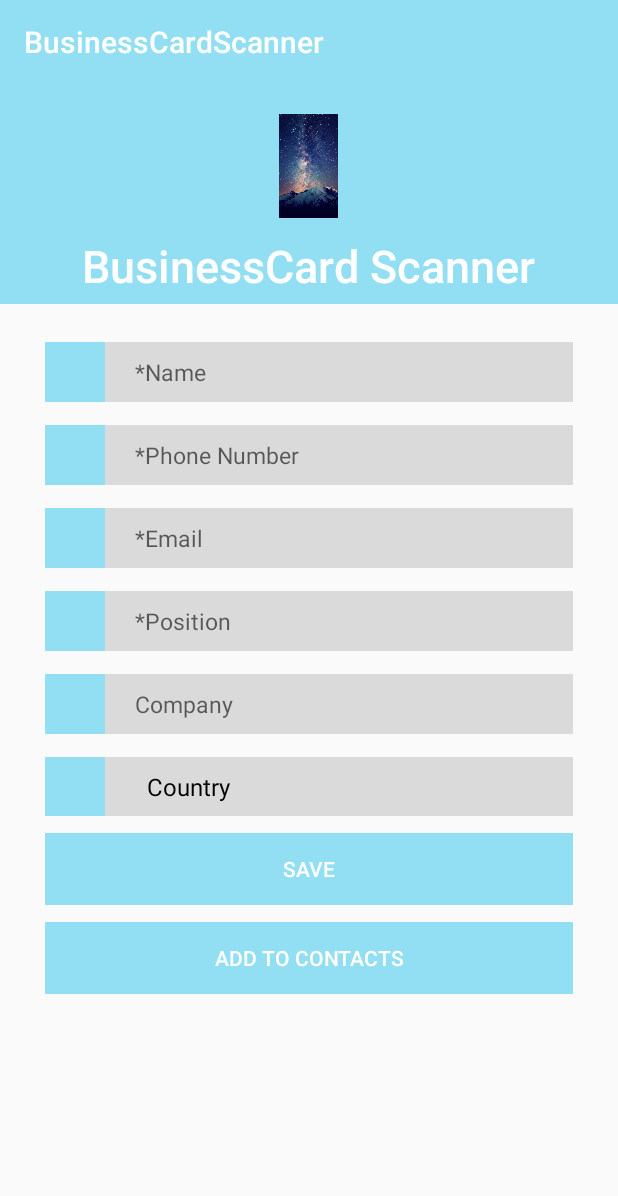
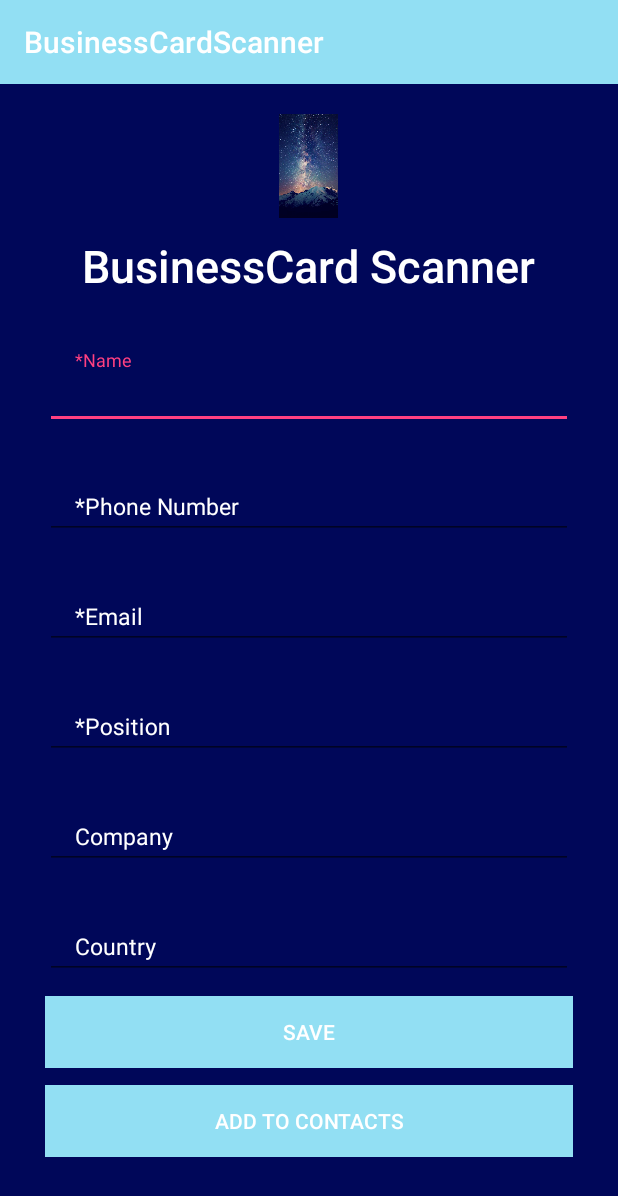
Before and after one commit to markjhollanbricia/BusinessCardScanner, an Android app: the BScanner screen opened directly, with no data from a screen before it, on a phone screen of 412 x 824 dp. Shown: the top 1196 px of the screen. Run offline under Robolectric (Android 15) with nearby library versions, the phone set to English and light mode, and no system bars; libraries missing offline, so code that uses them is left out: com.basgeekball.awesomevalidation; pictures from the network do not load; 1 statement that could not run was skipped.

Commit message:
Polishing of Codes

```diff
--- a/app/build.gradle
+++ b/app/build.gradle
@@ -35,6 +35,7 @@ dependencies {
     implementation files('libs/GenAsync.jar')
     implementation 'com.android.support:design:28.0.0'
     implementation 'com.android.support:cardview-v7:28.0.0'
-
+    implementation 'com.squareup.picasso:picasso:2.5.2'
+    implementation 'com.basgeekball:awesome-validation:2.0'
 
 }
--- a/app/src/main/java/com/example/lenovo/businesscardscanner/BScanner.java
+++ b/app/src/main/java/com/example/lenovo/businesscardscanner/BScanner.java
@@ -39,6 +39,7 @@ import android.view.ViewGroup;
 import android.view.inputmethod.EditorInfo;
 import android.widget.AdapterView;
 import android.widget.ArrayAdapter;
+import android.widget.AutoCompleteTextView;
 import android.widget.Button;
 import android.widget.EditText;
 import android.widget.ImageView;
@@ -48,6 +49,9 @@ import android.widget.Spinner;
 import android.widget.TextView;
 import android.widget.Toast;
 
+import com.basgeekball.awesomevalidation.AwesomeValidation;
+import com.basgeekball.awesomevalidation.ValidationStyle;
+import com.basgeekball.awesomevalidation.utility.RegexTemplate;
 import com.google.android.gms.vision.Frame;
 import com.google.android.gms.vision.text.Text;
 import com.google.android.gms.vision.text.TextBlock;
@@ -85,9 +89,11 @@ public class BScanner extends AppCompatActivity implements View.OnClickListener,
     String v1;
     String a;
     TextView openContacts;
-    SparseArray<TextBlock> origTextBlocks;
     final int REQUEST_CODE_GALLERY = 999;
     ListView listView;
+    private AutoCompleteTextView autoTV;
+
+
 
     @Override
     protected void onCreate(Bundle savedInstanceState) {
@@ -100,17 +106,19 @@ public class BScanner extends AppCompatActivity implements View.OnClickListener,
         e = (EditText) findViewById(R.id.email);
         p = (EditText) findViewById(R.id.position);
         c = (EditText) findViewById(R.id.company);
-        spin2 = (Spinner) findViewById(R.id.country);
+       autoTV = (AutoCompleteTextView) findViewById(R.id.autoTextView);
         btnsave = (Button) findViewById(R.id.save1);
         view = (Button) findViewById(R.id.view);
         iv1 = (ImageView) findViewById(R.id.iv1);
         detector = new TextRecognizer.Builder(getApplicationContext()).build();
         openContacts = (Button) findViewById(R.id.save2);
         btnsave.setOnClickListener(this);
-
+        ArrayAdapter<String> adapter = new ArrayAdapter<String>
+                (this, android.R.layout.simple_dropdown_item_1line, Country);
+        autoTV.setThreshold(1); //will start working from first character
+        autoTV.setAdapter(adapter);
 
         GalleryImage();
-        cbCountry();
         getEditData();
         TextDetectorCropImage();
         CaptureImage();
@@ -179,9 +187,11 @@ public class BScanner extends AppCompatActivity implements View.OnClickListener,
                     Frame frame = new Frame.Builder().setBitmap(bitmap).build();
                     SparseArray<TextBlock> textBlocks = detector.detect(frame);
                     String blocks = "";
-
                     String lines = "";
                     String words = "";
+                    String blockss = "";
+                    String liness = "";
+                    String wordss= "";
 
                     for (int index = 0; index < textBlocks.size(); index++) {
                         //extract scanned text blocks here
@@ -198,6 +208,7 @@ public class BScanner extends AppCompatActivity implements View.OnClickListener,
                             for (Text element : line.getComponents()) {
                                 //extract scanned text words here
                                 words = words + element.getValue() ;
+
                             }
                         }
                         for (Text line : tBlockk.getComponents()) {
@@ -209,6 +220,27 @@ public class BScanner extends AppCompatActivity implements View.OnClickListener,
 
                             }
                         }
+                    }
+                    //    -----------------------------------
+                    for (int index = 0; index < textBlocks.size(); index++) {
+                        //extract scanned text blocks here
+
+                        TextBlock tBlock = textBlocks.valueAt(index);
+
+                        blockss = blockss + tBlock.getValue() + "\n" + "\n";
+
+
+                        for (Text line : tBlock.getComponents()) {
+                            //extract scanned text lines here
+                            liness =  line.getValue() + "\n";
+
+                            for (Text element : line.getComponents()) {
+                                //extract scanned text words here
+                                wordss =  element.getValue() ;
+                                validators(wordss);
+                            }
+                        }
+
                     }
                     if (textBlocks.size() == 0) {
                         n.setText("Scan Failed: Found nothing to scan");
@@ -242,8 +274,6 @@ public class BScanner extends AppCompatActivity implements View.OnClickListener,
         e.setText(e1);
     }
 
-    public void cbCountry()
-    {
 
         String[] Country = new String[]{
                 "Country",
@@ -254,38 +284,11 @@ public class BScanner extends AppCompatActivity implements View.OnClickListener,
                 "Italy",
                 "Singapore",
                 "New Zealand",
-                "India"
+                "India",
+                "Philippines"
 
         };
-        List<String> list1 = new ArrayList<>(Arrays.asList(Country));
-        ArrayAdapter<String> adap1 = new ArrayAdapter<String>(this, R.layout.support_simple_spinner_dropdown_item, Country) {
-            @Override
-            public boolean isEnabled(int position) {
-                if (position == 0) {
 
-                    return false;
-                } else {
-                    return true;
-                }
-            }
-
-            @Override
-            public View getDropDownView(int position, View convertView,
-                                        ViewGroup parent) {
-                View view = super.getDropDownView(position, convertView, parent);
-                TextView tv = (TextView) view;
-                if (position == 0) {
-                    // Set the disable item text color
-                    tv.setTextColor(Color.GRAY);
-                } else {
-                    tv.setTextColor(Color.BLACK);
-                }
-                return view;
-            }
-        };
-        adap1.setDropDownViewResource(R.layout.support_simple_spinner_dropdown_item);
-        spin2.setAdapter(adap1);
-    }
     private static final String EMAIL_PATTERN =
             "(?:[a-z0-9!#$%&'*+/=?^_`{|}~-]+(?:\\.[a-z0-9!#$%&'*+/=?^_`{|}~-]+)*|\"(?:[\\x01-\\\\x08\\x0b\\x0c\\x0e-\\x1f\\x21\\x23-\\x5b\\x5d-\\x7f]|\\\\[\\x01-\\x09\\x0b\\x0c\\x0e-\\x7f])*\")@(?:(?:[a-z0-9](?:[a-z0-9-]*[a-z0-9])?\\.)+[a-z0-9](?:[a-z0-9-]*[a-z0-9])?|\\[(?:(?:25[0-5]|2[0-4][0-9]|[01]?[0-9][0-9]?)\\.){3}(?:25[0-5]|2[0-4][0-9]|[01]?[0-9][0-9]?|[a-z0-9-]*[a-z0-9]:(?:[\\x01-\\\\x08\\x0b\\x0c\\x0e-\\x1f\\x21-\\x5a\\x53-\\x7f]|\\\\[\\x01-\\x09\\x0b\\x0c\\x0e-\\x7f])+)\\])" ;
 
@@ -301,7 +304,8 @@ public class BScanner extends AppCompatActivity implements View.OnClickListener,
     private static final String Position_PATTERN =
             "(?:^|\\s)(?:Manager|Account Manager|IT Analyst|CONSULTANT|Executive|Consultant|Editor|SalesP\\.C)\\.?$";
 
-
+    private static final String Country_PATTERN =
+            "(?:^|\\s)(?:Phil|Philippines|Philippines,|Phil.|Executive|Consultant|Editor|SalesP\\.C)\\.?$";
 
     public void validator(String recognizeText) {
         Pattern emailPattern = Pattern.compile(EMAIL_PATTERN);
@@ -309,11 +313,12 @@ public class BScanner extends AppCompatActivity implements View.OnClickListener,
         Pattern namePattern = Pattern.compile(NAME_PATTERN);
         Pattern phonePattern = Pattern.compile(Phone_PATTERN);
         Pattern posPattern = Pattern.compile(Position_PATTERN);
+        Pattern counPattern = Pattern.compile(Country_PATTERN);
 
-        String possibleEmail, possibleCompany, possibleName, possiblePhone, possiblePosition;
+        String possibleEmail, possibleCompany, possibleName, possiblePhone, possiblePosition, possibleCountry;
 
 
-        possibleEmail = possibleCompany = possiblePhone = possiblePosition = possibleName = "";
+        possibleEmail = possibleCompany = possiblePhone = possiblePosition = possibleName = possibleCountry = "";
 
         Matcher matcher;
 
@@ -351,6 +356,7 @@ public class BScanner extends AppCompatActivity implements View.OnClickListener,
 
             }
 
+
         }
 
 
@@ -358,6 +364,7 @@ public class BScanner extends AppCompatActivity implements View.OnClickListener,
 
       pn.setText(possiblePhone);
     //  n.setText(possibleName);
+
         e.setText(possibleEmail);
         c.setText(possibleCompany);
         p.setText(possiblePosition);
@@ -365,9 +372,43 @@ public class BScanner extends AppCompatActivity implements View.OnClickListener,
 
     }
 
+    public void validators(String recognizeText) {
+
+        Pattern counPattern = Pattern.compile(Country_PATTERN);
+
+        String possibleCountry;
+
+
+       possibleCountry = "";
+
+        Matcher matcher;
+
+        String[] words = recognizeText.split("\\r?\\n");
+
+        for (String word : words) {
+
+            matcher = counPattern.matcher(word);
+            if (matcher.find()) {
+                possibleCountry = possibleCountry + word + " ";
+                continue;
+
+            }
+
+        }
+
+
+
+
+
+        autoTV.setText(possibleCountry);
+
+
+
+    }
+
     @Override
-    public void onClick(View view)
-    {
+    public void onClick(View view) {
+
 
 
 
@@ -381,7 +422,7 @@ public class BScanner extends AppCompatActivity implements View.OnClickListener,
                 String email = e.getText().toString();
                 String position = p.getText().toString();
                 String company = c.getText().toString();
-                String country = spin2.getSelectedItem().toString();
+                String country = autoTV.getText().toString();
                 String status1 = status;
 
 
@@ -396,7 +437,7 @@ public class BScanner extends AppCompatActivity implements View.OnClickListener,
 
                 myDB.insertData(n.getText().toString(), pn.getText().toString(),
                         e.getText().toString(), p.getText().toString(), c.getText().toString(),
-                        spin2.getSelectedItem().toString(), status2);
+                        autoTV.getText().toString(), status1);
 
                 PostResponseAsyncTask task1 = new PostResponseAsyncTask(this,
                         postData, new AsyncResponse() {
@@ -417,7 +458,7 @@ public class BScanner extends AppCompatActivity implements View.OnClickListener,
 
             } else if (myDB.insertData(n.getText().toString(), pn.getText().toString(),
                     e.getText().toString(), p.getText().toString(), c.getText().toString(),
-                    spin2.getSelectedItem().toString(), status2)) {
+                    autoTV.getText().toString(), status2)) {
 
                 Toast.makeText(BScanner.this, "Data Inserted", Toast.LENGTH_SHORT).show();
                 Intent i = new Intent(getApplicationContext(), Home.class);
@@ -426,6 +467,7 @@ public class BScanner extends AppCompatActivity implements View.OnClickListener,
                 Toast.makeText(BScanner.this, "Data Not Inserted", Toast.LENGTH_SHORT).show();
             }
         }
+
 
 
     private byte[] imageViewToByte(ImageView iv1) {
--- a/app/src/main/res/layout/activity_bscanner.xml
+++ b/app/src/main/res/layout/activity_bscanner.xml
@@ -4,7 +4,8 @@
     xmlns:tools="http://schemas.android.com/tools"
     android:layout_width="match_parent"
     android:layout_height="match_parent"
-    tools:context=".BScanner">
+    tools:context=".BScanner"
+    android:background="@color/bg">
 
 
     <RelativeLayout
@@ -16,7 +17,7 @@
             android:id="@+id/linearLayout1"
             android:layout_width="match_parent"
             android:layout_height="wrap_content"
-            android:background="@color/colorPrimary"
+            android:background="@color/bg"
             android:gravity="center"
             android:orientation="vertical">
 
@@ -63,16 +64,12 @@
             android:layout_marginTop="15dp"
             >
 
-            <ImageView
-                android:id="@+id/imgView_Icon"
-                android:layout_width="40dp"
-                android:layout_height="40dp"
-                android:background="@color/colorPrimary"
-                android:padding="8dp"
-                android:tint="@color/white"
 
-                />
-
+            <android.support.design.widget.TextInputLayout
+                android:layout_width="match_parent"
+                android:layout_height="match_parent"
+                android:layout_marginTop="5dp"
+                android:textColorHint="@color/white">
             <EditText
                 android:id="@+id/name"
                 android:layout_width="match_parent"
@@ -80,12 +77,14 @@
                 android:layout_alignBottom="@+id/imgView_Icon"
                 android:layout_alignParentTop="true"
                 android:layout_toRightOf="@+id/imgView_Icon"
-                android:background="@color/editTextBG"
+                android:textColorHint="@color/white"
+                android:ems="10"
+                android:textColor="@color/white"
                 android:hint="*Name"
                 android:inputType="textPersonName"
                 android:paddingLeft="20dp"
                 android:textSize="15sp" />
-
+            </android.support.design.widget.TextInputLayout>
         </RelativeLayout>
 
         <RelativeLayout
@@ -98,29 +97,26 @@
             android:layout_marginTop="15dp"
             >
 
-            <ImageView
-                android:id="@+id/Icon2"
-                android:layout_width="40dp"
-                android:layout_height="40dp"
-                android:background="@color/colorPrimary"
-                android:padding="8dp"
-                android:tint="@color/white"
-
-                />
+            <android.support.design.widget.TextInputLayout
+                android:layout_width="match_parent"
+                android:layout_height="match_parent"
+                android:layout_marginTop="5dp"
+                android:textColorHint="@color/white">
 
             <EditText
-
+                android:textColorHint="@color/white"
                 android:id="@+id/cpnum"
                 android:layout_width="match_parent"
                 android:layout_height="wrap_content"
                 android:layout_alignBottom="@+id/Icon2"
                 android:layout_alignParentTop="true"
                 android:layout_toRightOf="@+id/Icon2"
-                android:background="@color/editTextBG"
+                android:textColor="@color/white"
                 android:hint="*Phone Number"
                 android:inputType="none"
                 android:paddingLeft="20dp"
                 android:textSize="15sp" />
+            </android.support.design.widget.TextInputLayout>
         </RelativeLayout>
 
         <RelativeLayout
@@ -133,25 +129,22 @@
             android:layout_marginTop="15dp"
             >
 
-            <ImageView
-                android:id="@+id/Icon1"
-                android:layout_width="40dp"
-                android:layout_height="40dp"
-                android:background="@color/colorPrimary"
-                android:padding="8dp"
-                android:tint="@color/white"
 
-                />
+            <android.support.design.widget.TextInputLayout
+                android:layout_width="match_parent"
+                android:layout_height="match_parent"
+                android:layout_marginTop="5dp"
+                android:textColorHint="@color/white">
 
             <EditText
-
+                android:textColorHint="@color/white"
                 android:id="@+id/email"
                 android:layout_width="match_parent"
                 android:layout_height="wrap_content"
                 android:layout_alignParentTop="true"
                 android:layout_alignBottom="@+id/Icon1"
                 android:layout_toRightOf="@+id/Icon1"
-                android:background="@color/editTextBG"
+                android:textColor="@color/white"
                 android:hint="*Email"
                 android:inputType="textCapSentences|textMultiLine|textEmailAddress"
                 android:paddingLeft="20dp"
@@ -159,6 +152,7 @@
                 android:maxLength="2000"
                 android:maxLines="4"
                 />
+            </android.support.design.widget.TextInputLayout>
         </RelativeLayout>
 
         <RelativeLayout
@@ -171,28 +165,25 @@
             android:layout_marginTop="15dp"
             >
 
-            <ImageView
-                android:id="@+id/Icon3"
-                android:layout_width="40dp"
-                android:layout_height="40dp"
-                android:background="@color/colorPrimary"
-                android:padding="8dp"
-                android:tint="@color/white"
 
-                />
-
+            <android.support.design.widget.TextInputLayout
+                android:layout_width="match_parent"
+                android:layout_height="match_parent"
+                android:layout_marginTop="5dp"
+                android:textColorHint="@color/white">
             <EditText
                 android:id="@+id/position"
                 android:layout_width="match_parent"
                 android:layout_height="wrap_content"
-                android:layout_alignBottom="@+id/Icon3"
+                android:textColorHint="@color/white"
                 android:layout_alignParentTop="true"
-                android:layout_toRightOf="@+id/Icon3"
-                android:background="@color/editTextBG"
+                android:textColor="@color/white"
+                android:ems="10"
                 android:hint="*Position"
                 android:paddingLeft="20dp"
                 android:inputType="text"
                 android:textSize="15sp" />
+            </android.support.design.widget.TextInputLayout>
         </RelativeLayout>
 
 
@@ -206,27 +197,24 @@
             android:layout_marginTop="15dp"
             >
 
-            <ImageView
-                android:id="@+id/Icon5"
-                android:layout_width="40dp"
-                android:layout_height="39dp"
-                android:background="@color/colorPrimary"
-                android:padding="8dp"
+            <android.support.design.widget.TextInputLayout
+                android:layout_width="match_parent"
+                android:layout_height="match_parent"
+                android:layout_marginTop="5dp"
+                android:textColorHint="@color/white">
 
-                android:tint="@color/white" />
-
-            <Spinner
-                android:id="@+id/country"
-                android:layout_width="match_parent"
-                android:layout_height="wrap_content"
-                android:layout_alignBottom="@+id/Icon5"
-                android:layout_alignParentTop="true"
-                android:layout_toRightOf="@+id/Icon5"
-                android:background="@color/editTextBG"
-                android:entries="@array/country_arrays"
-                android:paddingLeft="20dp"
-                android:textSize="15sp" />
-
+                <AutoCompleteTextView
+                    android:layout_width="match_parent"
+                    android:layout_height="wrap_content"
+                    android:hint="Country"
+                    android:textColorHint="@color/white"
+                    android:id="@+id/autoTextView"
+                    android:paddingLeft="20dp"
+                    android:textSize="15sp"
+                    android:textColor="@color/white"
+                    android:ems="10"
+                    />
+            </android.support.design.widget.TextInputLayout>
         </RelativeLayout>
         <RelativeLayout
             android:id="@+id/relative7"
@@ -238,27 +226,24 @@
             android:layout_marginTop="15dp"
             >
 
-            <ImageView
-                android:id="@+id/Icon4"
-                android:layout_width="40dp"
-                android:layout_height="40dp"
-                android:background="@color/colorPrimary"
-                android:padding="8dp"
-                android:tint="@color/white"
 
-                />
-
+            <android.support.design.widget.TextInputLayout
+                android:layout_width="match_parent"
+                android:layout_height="match_parent"
+                android:layout_marginTop="5dp"
+                android:textColorHint="@color/white">
             <EditText
                 android:id="@+id/company"
+                android:textColor="@color/white"
                 android:layout_width="match_parent"
                 android:layout_height="wrap_content"
-                android:layout_alignBottom="@+id/Icon4"
                 android:layout_alignParentTop="true"
-                android:layout_toRightOf="@+id/Icon4"
-                android:background="@color/editTextBG"
                 android:hint="Company"
+                android:ems="10"
+                android:textColorHint="@color/white"
                 android:paddingLeft="20dp"
                 android:textSize="15sp" />
+            </android.support.design.widget.TextInputLayout>
         </RelativeLayout>
 
 
--- a/app/src/main/res/values/colors.xml
+++ b/app/src/main/res/values/colors.xml
@@ -8,4 +8,5 @@
     <color name="transparent">#000000</color>
     <color name="textColor">#6e6e6e</color>
     <color name="required">#151ab4</color>
+    <color name="bg">#000759</color>
 </resources>
--- a/app/src/main/res/values/strings.xml
+++ b/app/src/main/res/values/strings.xml
@@ -50,4 +50,7 @@
     <string name="title_activity_tabpage">tabpage</string>
     <string name="action_settings">Settings</string>
     <string name="section_format">Hello World from section: %1$d</string>
+    <string name="errName">Error</string>
+    <string name="errEm">Error</string>
+    <string name="errPn">Error</string>
 </resources>
```
Also changed, not shown: app/src/main/res/layout/activity_home.xml (+7 -2 lines), app/src/main/res/layout/row.xml (+10 -8 lines).
